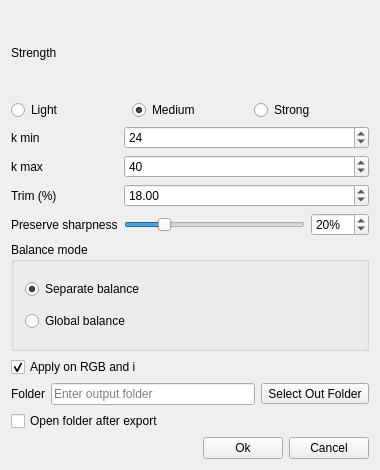
Before: the Qt Designer form src/gui/forms/DialogColorBalanceFilter.ui in open-scan-crew/OpenScanTools, drawn with Qt 5.
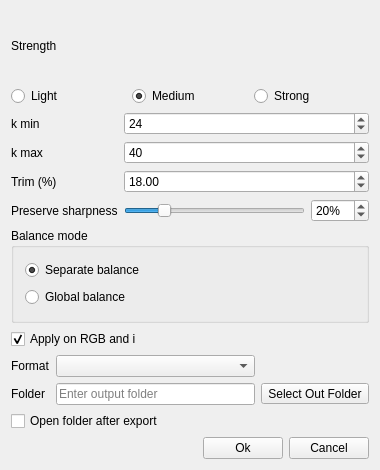
After: the same form once the commit is applied. Icons and pictures are not drawn.

Commit message: Add color balance export formats

```diff
--- a/src/gui/forms/DialogColorBalanceFilter.ui
+++ b/src/gui/forms/DialogColorBalanceFilter.ui
@@ -217,20 +217,30 @@
    <item>
     <layout class="QGridLayout" name="gridLayout_folder">
      <item row="0" column="0">
+      <widget class="QLabel" name="label_format">
+       <property name="text">
+        <string>Format</string>
+       </property>
+      </widget>
+     </item>
+     <item row="0" column="1">
+      <widget class="QComboBox" name="comboBox_file_format"/>
+     </item>
+     <item row="1" column="0">
       <widget class="QLabel" name="label_folder">
        <property name="text">
         <string>Folder</string>
        </property>
       </widget>
      </item>
-     <item row="0" column="1">
+     <item row="1" column="1">
       <widget class="QLineEdit" name="lineEdit_folder">
        <property name="placeholderText">
         <string>Enter output folder</string>
        </property>
       </widget>
      </item>
-     <item row="0" column="2">
+     <item row="1" column="2">
       <widget class="QToolButton" name="toolButton_folder">
        <property name="text">
         <string>Select Out Folder</string>
```
The commit also changes 6 other files.
